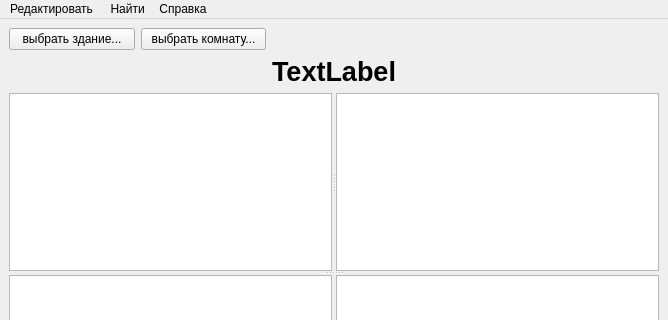
The window that View/RoomViewer.ui (Dovmial/SimpleSystemInventarization) describes before a commit, drawn with Qt 5; both pictures show x 0 to 668 and y 0 to 320 of the 668 by 484 pixel window.
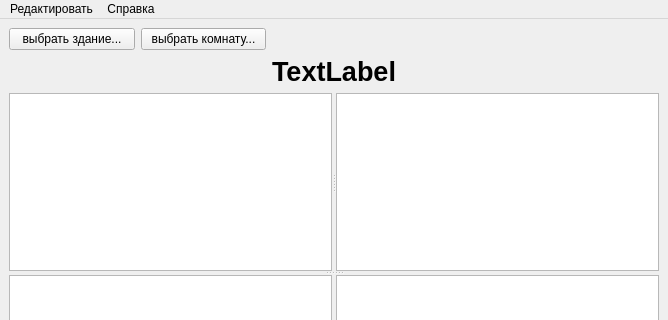
The same window after the commit.

The edit to the form file:
```diff
--- a/View/RoomViewer.ui
+++ b/View/RoomViewer.ui
@@ -124,13 +124,6 @@
      <height>22</height>
     </rect>
    </property>
-   <widget class="QMenu" name="menu_2">
-    <property name="title">
-     <string> Найти</string>
-    </property>
-    <addaction name="findDeviceByNumber"/>
-    <addaction name="findDeviceByName"/>
-   </widget>
    <widget class="QMenu" name="menu_3">
     <property name="title">
      <string>Справка</string>
@@ -151,7 +144,6 @@
     <addaction name="menu_5"/>
    </widget>
    <addaction name="menu_4"/>
-   <addaction name="menu_2"/>
    <addaction name="menu_3"/>
   </widget>
   <widget class="QStatusBar" name="statusbar"/>
```
Left out of the diff: 16 changed lines with no effect on the pictures.
